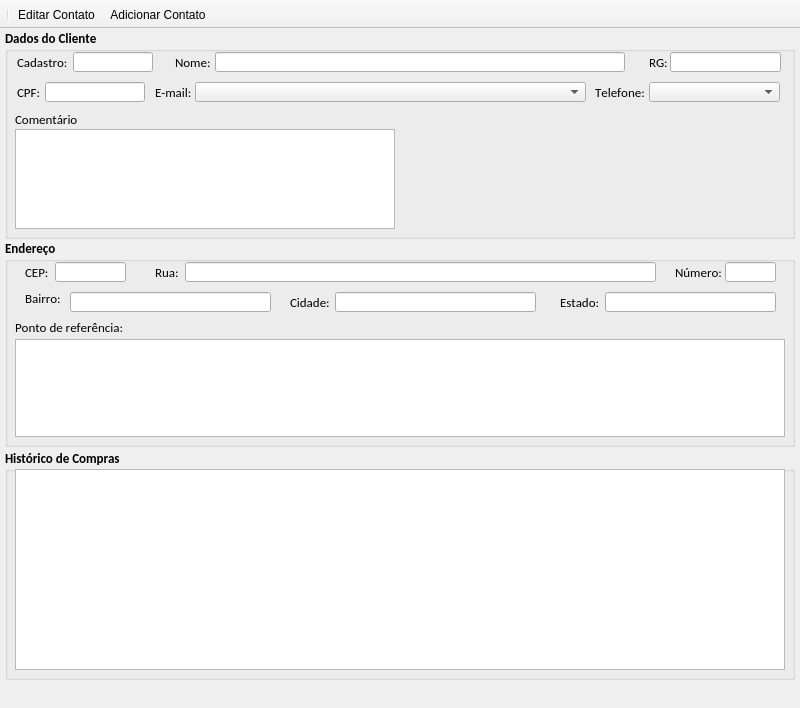
Qt form loja/tela_clientes.ui (jmessias1725/sexloja) before a commit.
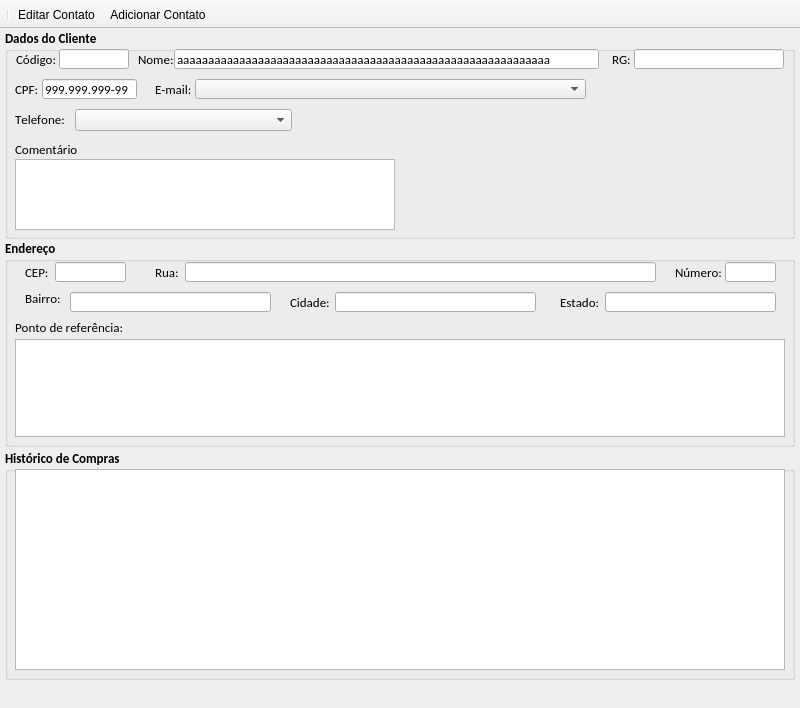
The same form after that commit. Icons and pictures are not drawn.

```diff
--- a/loja/tela_clientes.ui
+++ b/loja/tela_clientes.ui
@@ -51,8 +51,8 @@
     <widget class="QLabel" name="lb_telefone">
      <property name="geometry">
       <rect>
-       <x>590</x>
-       <y>53</y>
+       <x>10</x>
+       <y>80</y>
        <width>51</width>
        <height>20</height>
       </rect>
@@ -70,317 +70,11 @@
       <string>Telefone:</string>
      </property>
     </widget>
-    <widget class="QComboBox" name="cb_telefone">
-     <property name="geometry">
-      <rect>
-       <x>644</x>
-       <y>53</y>
-       <width>131</width>
-       <height>20</height>
-      </rect>
-     </property>
-     <property name="maximumSize">
-      <size>
-       <width>16777215</width>
-       <height>20</height>
-      </size>
-     </property>
-     <property name="font">
-      <font>
-       <family>Calibri</family>
-       <pointsize>10</pointsize>
-       <weight>50</weight>
-       <bold>false</bold>
-       <kerning>false</kerning>
-      </font>
-     </property>
-     <property name="editable">
-      <bool>false</bool>
-     </property>
-    </widget>
-    <widget class="QLabel" name="lb_numero_cliente">
-     <property name="geometry">
-      <rect>
-       <x>12</x>
-       <y>23</y>
-       <width>58</width>
-       <height>20</height>
-      </rect>
-     </property>
-     <property name="maximumSize">
-      <size>
-       <width>120</width>
-       <height>20</height>
-      </size>
-     </property>
-     <property name="font">
-      <font>
-       <family>Calibri</family>
-       <pointsize>10</pointsize>
-       <weight>50</weight>
-       <bold>false</bold>
-       <kerning>false</kerning>
-      </font>
-     </property>
-     <property name="text">
-      <string>Cadastro:</string>
-     </property>
-    </widget>
-    <widget class="QLineEdit" name="le_numero_cadastro">
-     <property name="geometry">
-      <rect>
-       <x>68</x>
-       <y>23</y>
-       <width>80</width>
-       <height>20</height>
-      </rect>
-     </property>
-     <property name="minimumSize">
-      <size>
-       <width>80</width>
-       <height>20</height>
-      </size>
-     </property>
-     <property name="maximumSize">
-      <size>
-       <width>65</width>
-       <height>20</height>
-      </size>
-     </property>
-     <property name="font">
-      <font>
-       <family>Calibri</family>
-       <pointsize>10</pointsize>
-       <weight>50</weight>
-       <bold>false</bold>
-       <kerning>false</kerning>
-      </font>
-     </property>
-     <property name="text">
-      <string/>
-     </property>
-     <property name="maxLength">
-      <number>10</number>
-     </property>
-     <property name="cursorPosition">
-      <number>0</number>
-     </property>
-     <property name="readOnly">
-      <bool>true</bool>
-     </property>
-    </widget>
-    <widget class="QLabel" name="lb_nome">
-     <property name="geometry">
-      <rect>
-       <x>170</x>
-       <y>23</y>
-       <width>39</width>
-       <height>20</height>
-      </rect>
-     </property>
-     <property name="maximumSize">
-      <size>
-       <width>40</width>
-       <height>20</height>
-      </size>
-     </property>
-     <property name="font">
-      <font>
-       <family>Calibri</family>
-       <pointsize>10</pointsize>
-       <weight>50</weight>
-       <bold>false</bold>
-       <kerning>false</kerning>
-      </font>
-     </property>
-     <property name="text">
-      <string>Nome:</string>
-     </property>
-    </widget>
-    <widget class="QLineEdit" name="le_nome">
-     <property name="geometry">
-      <rect>
-       <x>210</x>
-       <y>23</y>
-       <width>410</width>
-       <height>20</height>
-      </rect>
-     </property>
-     <property name="sizePolicy">
-      <sizepolicy hsizetype="Fixed" vsizetype="Fixed">
-       <horstretch>0</horstretch>
-       <verstretch>0</verstretch>
-      </sizepolicy>
-     </property>
-     <property name="minimumSize">
-      <size>
-       <width>410</width>
-       <height>20</height>
-      </size>
-     </property>
-     <property name="maximumSize">
-      <size>
-       <width>410</width>
-       <height>20</height>
-      </size>
-     </property>
-     <property name="font">
-      <font>
-       <family>Calibri</family>
-       <pointsize>10</pointsize>
-       <weight>50</weight>
-       <bold>false</bold>
-       <kerning>false</kerning>
-      </font>
-     </property>
-     <property name="text">
-      <string/>
-     </property>
-     <property name="maxLength">
-      <number>60</number>
-     </property>
-     <property name="readOnly">
-      <bool>true</bool>
-     </property>
-    </widget>
-    <widget class="QLabel" name="lb_cpf">
-     <property name="geometry">
-      <rect>
-       <x>12</x>
-       <y>53</y>
-       <width>27</width>
-       <height>20</height>
-      </rect>
-     </property>
-     <property name="font">
-      <font>
-       <family>Calibri</family>
-       <pointsize>10</pointsize>
-       <weight>50</weight>
-       <bold>false</bold>
-       <kerning>false</kerning>
-      </font>
-     </property>
-     <property name="text">
-      <string>CPF:</string>
-     </property>
-    </widget>
-    <widget class="QLineEdit" name="le_cpf">
-     <property name="geometry">
-      <rect>
-       <x>40</x>
-       <y>53</y>
-       <width>100</width>
-       <height>20</height>
-      </rect>
-     </property>
-     <property name="sizePolicy">
-      <sizepolicy hsizetype="Fixed" vsizetype="Fixed">
-       <horstretch>0</horstretch>
-       <verstretch>0</verstretch>
-      </sizepolicy>
-     </property>
-     <property name="minimumSize">
-      <size>
-       <width>100</width>
-       <height>20</height>
-      </size>
-     </property>
-     <property name="maximumSize">
-      <size>
-       <width>100</width>
-       <height>20</height>
-      </size>
-     </property>
-     <property name="font">
-      <font>
-       <family>Calibri</family>
-       <pointsize>10</pointsize>
-       <weight>50</weight>
-       <bold>false</bold>
-       <kerning>false</kerning>
-      </font>
-     </property>
-     <property name="text">
-      <string/>
-     </property>
-     <property name="maxLength">
-      <number>14</number>
-     </property>
-     <property name="readOnly">
-      <bool>true</bool>
-     </property>
-    </widget>
-    <widget class="QLabel" name="lb_rg">
-     <property name="geometry">
-      <rect>
-       <x>644</x>
-       <y>23</y>
-       <width>20</width>
-       <height>20</height>
-      </rect>
-     </property>
-     <property name="font">
-      <font>
-       <family>Calibri</family>
-       <pointsize>10</pointsize>
-       <weight>50</weight>
-       <bold>false</bold>
-       <kerning>false</kerning>
-      </font>
-     </property>
-     <property name="text">
-      <string>RG:</string>
-     </property>
-    </widget>
-    <widget class="QLineEdit" name="le_rg">
-     <property name="geometry">
-      <rect>
-       <x>665</x>
-       <y>23</y>
-       <width>111</width>
-       <height>20</height>
-      </rect>
-     </property>
-     <property name="minimumSize">
-      <size>
-       <width>110</width>
-       <height>20</height>
-      </size>
-     </property>
-     <property name="maximumSize">
-      <size>
-       <width>120</width>
-       <height>20</height>
-      </size>
-     </property>
-     <property name="font">
-      <font>
-       <family>Calibri</family>
-       <pointsize>10</pointsize>
-       <weight>50</weight>
-       <bold>false</bold>
-       <kerning>false</kerning>
-      </font>
-     </property>
-     <property name="text">
-      <string/>
-     </property>
-     <property name="maxLength">
-      <number>15</number>
-     </property>
-     <property name="cursorPosition">
-      <number>0</number>
-     </property>
-     <property name="readOnly">
-      <bool>true</bool>
-     </property>
-    </widget>
     <widget class="QLabel" name="lb_email">
      <property name="geometry">
       <rect>
        <x>150</x>
-       <y>53</y>
+       <y>50</y>
        <width>41</width>
        <height>20</height>
       </rect>
@@ -402,7 +96,7 @@
      <property name="geometry">
       <rect>
        <x>190</x>
-       <y>53</y>
+       <y>50</y>
        <width>391</width>
        <height>20</height>
       </rect>
@@ -439,7 +133,7 @@
      <property name="geometry">
       <rect>
        <x>10</x>
-       <y>80</y>
+       <y>110</y>
        <width>71</width>
        <height>20</height>
       </rect>
@@ -461,9 +155,9 @@
      <property name="geometry">
       <rect>
        <x>10</x>
-       <y>100</y>
+       <y>130</y>
        <width>380</width>
-       <height>100</height>
+       <height>71</height>
       </rect>
      </property>
      <property name="font">
@@ -476,6 +170,294 @@
       <bool>true</bool>
      </property>
     </widget>
+    <widget class="QLabel" name="lb_codigo">
+     <property name="geometry">
+      <rect>
+       <x>11</x>
+       <y>20</y>
+       <width>46</width>
+       <height>20</height>
+      </rect>
+     </property>
+     <property name="font">
+      <font>
+       <weight>50</weight>
+       <bold>false</bold>
+      </font>
+     </property>
+     <property name="text">
+      <string>Código:</string>
+     </property>
+    </widget>
+    <widget class="QLineEdit" name="le_codigo">
+     <property name="geometry">
+      <rect>
+       <x>54</x>
+       <y>20</y>
+       <width>70</width>
+       <height>20</height>
+      </rect>
+     </property>
+     <property name="font">
+      <font>
+       <weight>50</weight>
+       <bold>false</bold>
+      </font>
+     </property>
+     <property name="inputMask">
+      <string>000000000; </string>
+     </property>
+     <property name="text">
+      <string/>
+     </property>
+     <property name="cursorPosition">
+      <number>9</number>
+     </property>
+    </widget>
+    <widget class="QLineEdit" name="le_nome">
+     <property name="geometry">
+      <rect>
+       <x>169</x>
+       <y>20</y>
+       <width>425</width>
+       <height>20</height>
+      </rect>
+     </property>
+     <property name="sizePolicy">
+      <sizepolicy hsizetype="Fixed" vsizetype="Fixed">
+       <horstretch>0</horstretch>
+       <verstretch>0</verstretch>
+      </sizepolicy>
+     </property>
+     <property name="minimumSize">
+      <size>
+       <width>410</width>
+       <height>20</height>
+      </size>
+     </property>
+     <property name="maximumSize">
+      <size>
+       <width>500</width>
+       <height>20</height>
+      </size>
+     </property>
+     <property name="font">
+      <font>
+       <family>Calibri</family>
+       <pointsize>10</pointsize>
+       <weight>50</weight>
+       <bold>false</bold>
+       <kerning>false</kerning>
+      </font>
+     </property>
+     <property name="text">
+      <string>aaaaaaaaaaaaaaaaaaaaaaaaaaaaaaaaaaaaaaaaaaaaaaaaaaaaaaaaaaaa</string>
+     </property>
+     <property name="maxLength">
+      <number>60</number>
+     </property>
+     <property name="readOnly">
+      <bool>false</bool>
+     </property>
+    </widget>
+    <widget class="QLineEdit" name="le_cpf">
+     <property name="geometry">
+      <rect>
+       <x>37</x>
+       <y>50</y>
+       <width>95</width>
+       <height>20</height>
+      </rect>
+     </property>
+     <property name="sizePolicy">
+      <sizepolicy hsizetype="Fixed" vsizetype="Fixed">
+       <horstretch>0</horstretch>
+       <verstretch>0</verstretch>
+      </sizepolicy>
+     </property>
+     <property name="minimumSize">
+      <size>
+       <width>95</width>
+       <height>20</height>
+      </size>
+     </property>
+     <property name="maximumSize">
+      <size>
+       <width>95</width>
+       <height>20</height>
+      </size>
+     </property>
+     <property name="font">
+      <font>
+       <family>Calibri</family>
+       <pointsize>10</pointsize>
+       <weight>50</weight>
+       <bold>false</bold>
+       <kerning>false</kerning>
+      </font>
+     </property>
+     <property name="inputMask">
+      <string>000.000.000-00; </string>
+     </property>
+     <property name="text">
+      <string>999.999.999-99</string>
+     </property>
+     <property name="maxLength">
+      <number>14</number>
+     </property>
+     <property name="readOnly">
+      <bool>false</bool>
+     </property>
+    </widget>
+    <widget class="QLabel" name="lb_nome">
+     <property name="geometry">
+      <rect>
+       <x>133</x>
+       <y>20</y>
+       <width>35</width>
+       <height>20</height>
+      </rect>
+     </property>
+     <property name="maximumSize">
+      <size>
+       <width>40</width>
+       <height>20</height>
+      </size>
+     </property>
+     <property name="font">
+      <font>
+       <family>Calibri</family>
+       <pointsize>10</pointsize>
+       <weight>50</weight>
+       <bold>false</bold>
+       <kerning>false</kerning>
+      </font>
+     </property>
+     <property name="text">
+      <string>Nome:</string>
+     </property>
+    </widget>
+    <widget class="QLabel" name="lb_rg">
+     <property name="geometry">
+      <rect>
+       <x>607</x>
+       <y>20</y>
+       <width>22</width>
+       <height>20</height>
+      </rect>
+     </property>
+     <property name="font">
+      <font>
+       <family>Calibri</family>
+       <pointsize>10</pointsize>
+       <weight>50</weight>
+       <bold>false</bold>
+       <kerning>false</kerning>
+      </font>
+     </property>
+     <property name="text">
+      <string>RG:</string>
+     </property>
+    </widget>
+    <widget class="QLabel" name="lb_cpf">
+     <property name="geometry">
+      <rect>
+       <x>10</x>
+       <y>50</y>
+       <width>29</width>
+       <height>20</height>
+      </rect>
+     </property>
+     <property name="font">
+      <font>
+       <family>Calibri</family>
+       <pointsize>10</pointsize>
+       <weight>50</weight>
+       <bold>false</bold>
+       <kerning>false</kerning>
+      </font>
+     </property>
+     <property name="text">
+      <string>CPF:</string>
+     </property>
+    </widget>
+    <widget class="QLineEdit" name="le_rg">
+     <property name="geometry">
+      <rect>
+       <x>629</x>
+       <y>20</y>
+       <width>150</width>
+       <height>20</height>
+      </rect>
+     </property>
+     <property name="minimumSize">
+      <size>
+       <width>120</width>
+       <height>20</height>
+      </size>
+     </property>
+     <property name="maximumSize">
+      <size>
+       <width>200</width>
+       <height>20</height>
+      </size>
+     </property>
+     <property name="font">
+      <font>
+       <family>Calibri</family>
+       <pointsize>10</pointsize>
+       <weight>50</weight>
+       <bold>false</bold>
+       <kerning>false</kerning>
+      </font>
+     </property>
+     <property name="inputMask">
+      <string>00000000000000000000; </string>
+     </property>
+     <property name="text">
+      <string/>
+     </property>
+     <property name="maxLength">
+      <number>20</number>
+     </property>
+     <property name="cursorPosition">
+      <number>20</number>
+     </property>
+     <property name="readOnly">
+      <bool>false</bool>
+     </property>
+    </widget>
+    <widget class="QComboBox" name="cb_telefone_2">
+     <property name="geometry">
+      <rect>
+       <x>70</x>
+       <y>80</y>
+       <width>217</width>
+       <height>22</height>
+      </rect>
+     </property>
+     <property name="maximumSize">
+      <size>
+       <width>16777215</width>
+       <height>22</height>
+      </size>
+     </property>
+     <property name="font">
+      <font>
+       <family>Calibri</family>
+       <pointsize>10</pointsize>
+       <weight>50</weight>
+       <bold>false</bold>
+       <kerning>false</kerning>
+      </font>
+     </property>
+     <property name="editable">
+      <bool>false</bool>
+     </property>
+     <property name="maxVisibleItems">
+      <number>20</number>
+     </property>
+    </widget>
    </widget>
    <widget class="QGroupBox" name="gb_endereo">
     <property name="geometry">
```
Left out of the diff: 5 changed lines with no effect on the pictures.
